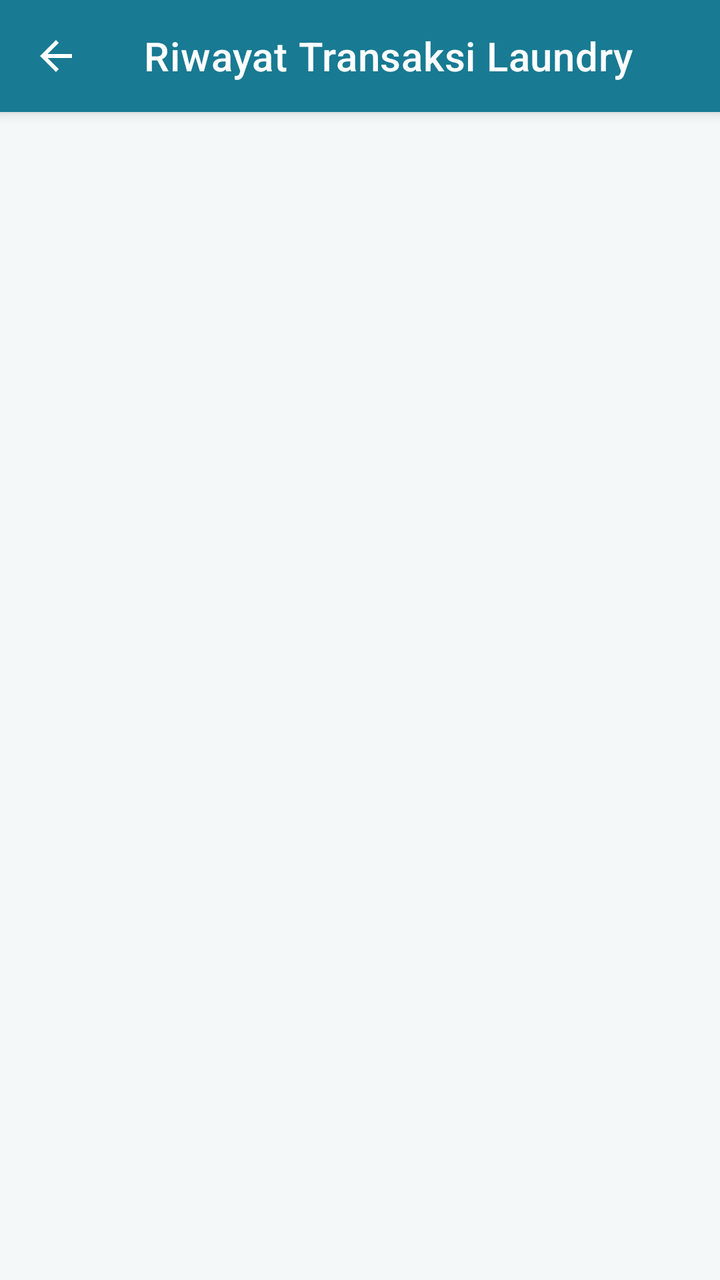
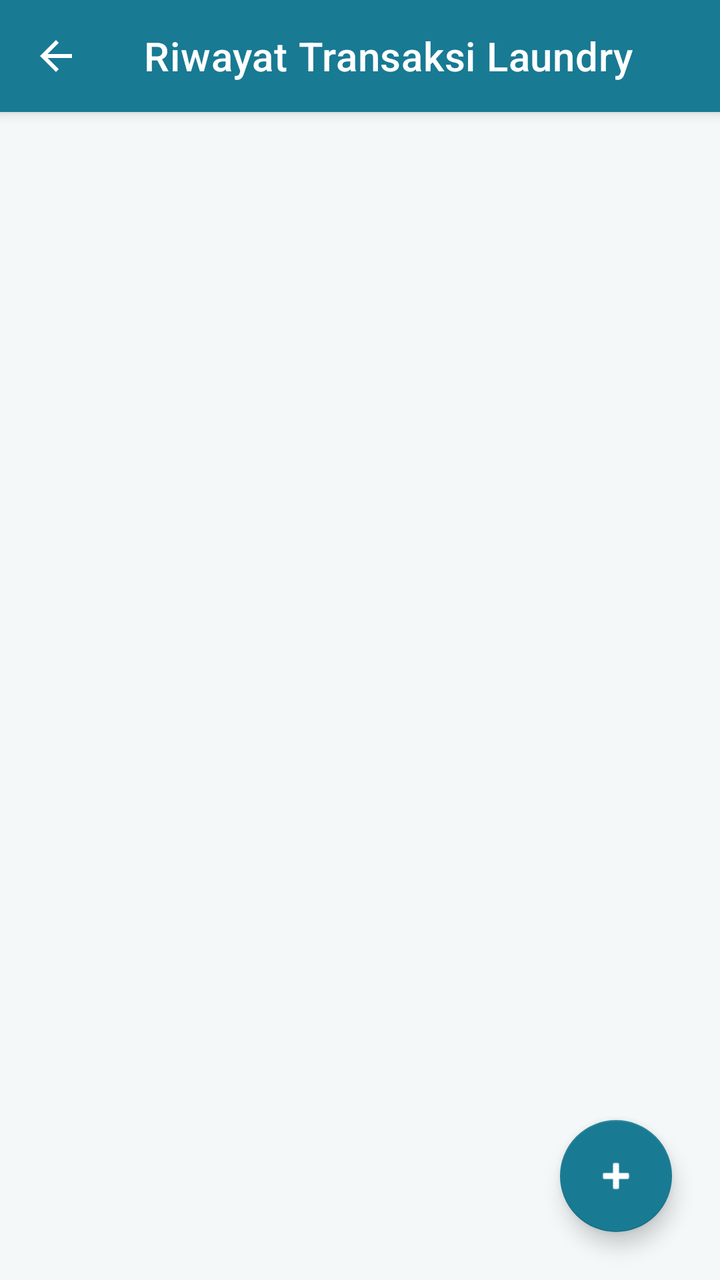

An Android layout rendered at two revisions. The XML below is the earlier revision; the diff shows what the commit changed to produce the second picture.
<!-- AndroidManifest.xml: application theme Theme.MlkPocari -->
<!-- res/layout/activity_order_history.xml -->
<?xml version="1.0" encoding="utf-8"?>
<androidx.coordinatorlayout.widget.CoordinatorLayout xmlns:android="http://schemas.android.com/apk/res/android"
    xmlns:app="http://schemas.android.com/apk/res-auto"
    android:layout_width="match_parent"
    android:layout_height="match_parent"
    android:background="@color/qcuci_bg">

    
    <com.google.android.material.appbar.AppBarLayout
        android:layout_width="match_parent"
        android:layout_height="wrap_content"
        android:background="@color/qcuci_teal_primary">

        <com.google.android.material.appbar.MaterialToolbar
            android:id="@+id/toolbarHistory"
            android:layout_width="match_parent"
            android:layout_height="?attr/actionBarSize"
            android:background="@color/qcuci_teal_primary"
            app:title="@string/title_history"
            app:titleTextColor="@color/white"
            app:navigationIcon="?attr/homeAsUpIndicator"
            app:navigationIconTint="@color/white"
            app:titleTextAppearance="@style/TextAppearance.MaterialComponents.Headline6"
            app:layout_scrollFlags="scroll|enterAlways" />

    </com.google.android.material.appbar.AppBarLayout>

    
    <androidx.recyclerview.widget.RecyclerView
        android:id="@+id/rvOrderHistory"
        android:layout_width="match_parent"
        android:layout_height="match_parent"
        android:padding="20dp"
        android:clipToPadding="false"
        app:layout_behavior="@string/appbar_scrolling_view_behavior" />

</androidx.coordinatorlayout.widget.CoordinatorLayout>
<!-- resources referenced by this layout -->
<resources>
  <color name="qcuci_bg">#F4F8F9</color>
  <color name="qcuci_teal_primary">#187A93</color>
  <color name="white">#FFFFFF</color>
  <string name="title_history">Riwayat Transaksi Laundry</string>
  <style name="Theme.MlkPocari" parent="Theme.MaterialComponents.DayNight.NoActionBar">
          
          <item name="colorPrimary">@color/qcuci_teal_primary</item>
          <item name="colorPrimaryVariant">@color/qcuci_teal_dark</item>
          <item name="colorOnPrimary">@color/white</item>
          
          <item name="colorSecondary">@color/qcuci_gold</item>
          <item name="colorSecondaryVariant">@color/qcuci_gold_dark</item>
          <item name="colorOnSecondary">@color/white</item>
  
          
          <item name="android:statusBarColor">@color/qcuci_teal_dark</item>
          <item name="android:windowLightStatusBar">false</item>
          <item name="android:navigationBarColor">@color/qcuci_teal_dark</item>
  
          
          <item name="fontFamily">sans-serif-medium</item>
          <item name="android:fontFamily">sans-serif-medium</item>
      </style>
  <color name="qcuci_teal_dark">#11596C</color>
  <color name="qcuci_gold">#D89C26</color>
  <color name="qcuci_gold_dark">#B57F18</color>
</resources>

<!-- the commit's change to res/layout/activity_order_history.xml (unified diff, before → after) -->
@@ -25,6 +25,24 @@
 
     </com.google.android.material.appbar.AppBarLayout>
 
+    <ProgressBar
+        android:id="@+id/progressBarOrders"
+        android:layout_width="wrap_content"
+        android:layout_height="wrap_content"
+        android:layout_gravity="center"
+        android:indeterminateTint="@color/qcuci_teal_primary"
+        android:visibility="gone" />
+
+    <TextView
+        android:id="@+id/tvEmptyOrders"
+        android:layout_width="wrap_content"
+        android:layout_height="wrap_content"
+        android:layout_gravity="center"
+        android:text="@string/empty_orders"
+        android:textColor="@color/qcuci_text_secondary"
+        android:textSize="14sp"
+        android:visibility="gone" />
+
     
     <androidx.recyclerview.widget.RecyclerView
         android:id="@+id/rvOrderHistory"
@@ -34,4 +52,16 @@
         android:clipToPadding="false"
         app:layout_behavior="@string/appbar_scrolling_view_behavior" />
 
+    
+    <com.google.android.material.floatingactionbutton.FloatingActionButton
+        android:id="@+id/fabAddOrder"
+        android:layout_width="wrap_content"
+        android:layout_height="wrap_content"
+        android:layout_gravity="bottom|end"
+        android:layout_margin="24dp"
+        android:src="@android:drawable/ic_input_add"
+        app:tint="@color/white"
+        app:backgroundTint="@color/qcuci_teal_primary"
+        android:contentDescription="@string/desc_add_order" />
+
 </androidx.coordinatorlayout.widget.CoordinatorLayout>
<!-- resource entries referenced after the edit -->
@@ -2,7 +2,10 @@
 <resources>
   <color name="qcuci_bg">#F4F8F9</color>
   <color name="qcuci_teal_primary">#187A93</color>
+  <color name="qcuci_text_secondary">#5C7880</color>
   <color name="white">#FFFFFF</color>
+  <string name="desc_add_order">Tambah Pesanan Baru</string>
+  <string name="empty_orders">Belum ada riwayat pesanan.</string>
   <string name="title_history">Riwayat Transaksi Laundry</string>
   <style name="Theme.MlkPocari" parent="Theme.MaterialComponents.DayNight.NoActionBar">
           
